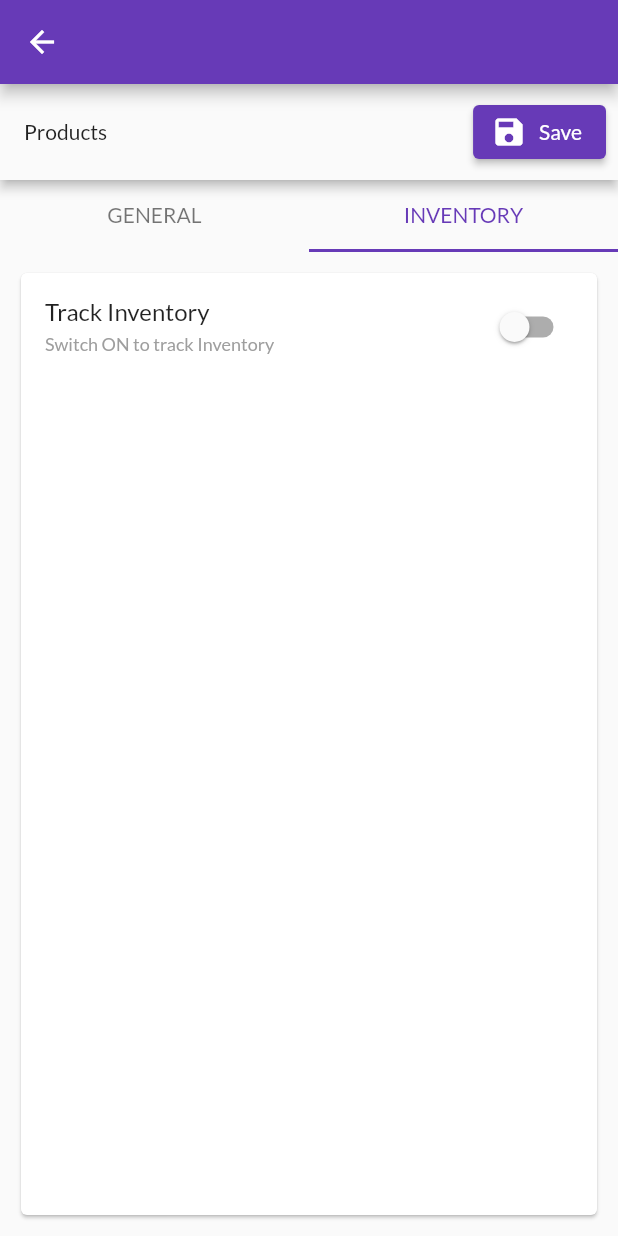
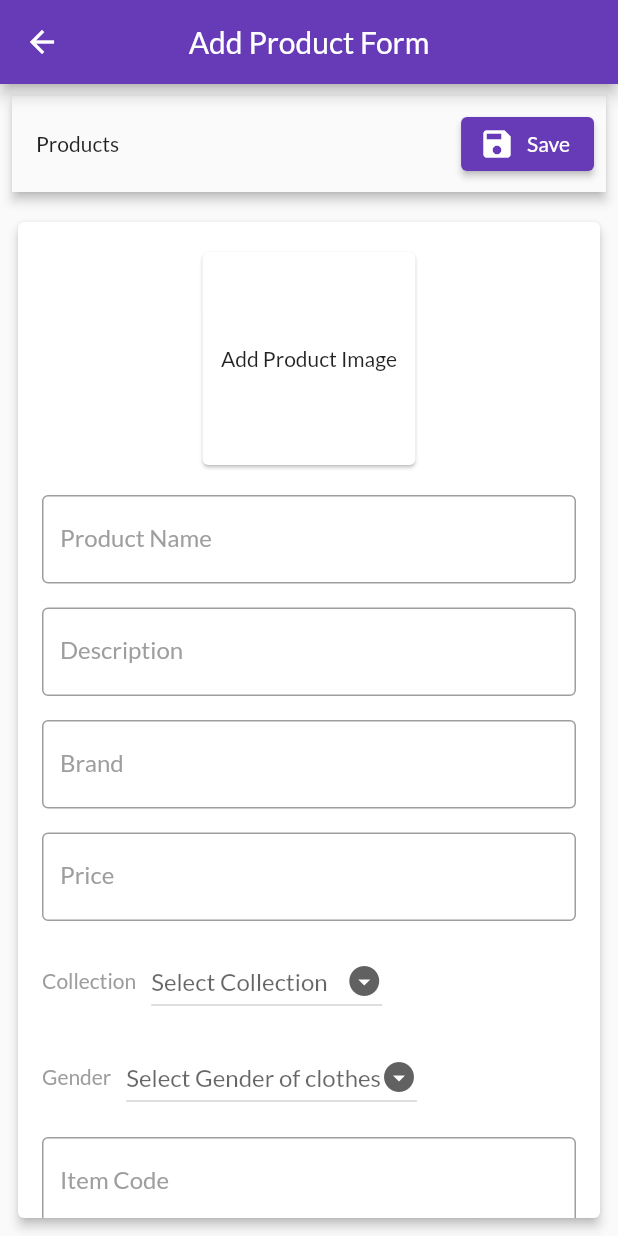
Before and after one commit to kariru-k/pigalukuvendors, a Flutter app: the AddNewProduct screen opened by its route, on a phone screen of 412 x 824 dp. Run offline on Flutter 3.47's test engine with Material 2 defaults, Android fonts, the phone set to English and light mode, and no system bars; our stand-ins replace cloud_firestore, email_validator, firebase_auth, firebase_core, firebase_storage, flutter_slider_drawer and 5 more; accounts and stored records are empty.

Commit message:
Made change to add product form and add upload image functionality

```diff
--- a/lib/screens/add_new_product_screen.dart
+++ b/lib/screens/add_new_product_screen.dart
@@ -18,50 +18,33 @@ class AddNewProduct extends StatefulWidget {
 }
 
 class _AddNewProductState extends State<AddNewProduct> {
-
-
   final _formKey = GlobalKey<FormState>();
-
   final List<String> _collections = [
     "Featured Products",
     "Best Selling",
     "Recently Added"
   ];
-
   final List<String> _genders = [
     "Male",
     "Female",
     "Unisex"
   ];
-
   String? collectiondropdownValue;
   String? genderdropdownValue;
-
-
   final List<MultiSelectItem<ClothSize>> _clothsizes = clothsizes.map((value) => MultiSelectItem<ClothSize>(value, value.size)).toList();
   final List<MultiSelectItem<ShoeSize>> _shoesizes = shoeSizes.map((value) => MultiSelectItem<ShoeSize>(value, value.size.toString())).toList();
   final List<MultiSelectItem<TrouserSize>> _trouserSizes = trouserSizes.map((value) => MultiSelectItem<TrouserSize>(value, value.size.toString())).toList();
-
-
-
   final _categoryTextController = TextEditingController();
   final _subcategoryTextController = TextEditingController();
   File? _image;
   bool _visiblecategory = false;
   bool _visiblesubcategory = false;
-  bool _track = false;
-
   String? productName;
   String? description;
   double? price;
-  double? comparedPrice;
-
-
-
-  @override
-  Widget build(BuildContext context) {
-
-    var provider = Provider.of<ProductProvider>(context);
+  String? itemcode;
+  List sizes = [];
+  final List<TextEditingController> _controllers =  [];
 
   List<MultiSelectItem> getItems(category, subcategory){
     if(category == "Clothes"){
@@ -75,10 +58,73 @@ class _AddNewProductState extends State<AddNewProduct> {
     }
   }
 
-    return DefaultTabController(
-      initialIndex: 1,
-      length: 2,
-      child: Scaffold(
+  Map<String, int> quantities = {};
+
+  void takeNumber(String text, String item) {
+    try {
+      int number = int.parse(text);
+      quantities[item] = number;
+      print(quantities);
+    } on FormatException {}
+  }
+
+  Widget singleFormField(int index, TextEditingController controller){
+
+    var size = sizes[index];
+
+    return Padding(
+      padding: const EdgeInsets.all(8.0),
+      child: Row(
+        children: [
+          Expanded(
+            flex: 1,
+            child: Text(size.size),
+          ),
+          const SizedBox(width: 5,),
+          Expanded(
+            flex: 3,
+            child: TextFormField(
+              controller: controller,
+              validator: (value) {
+                if(value!.isEmpty){
+                  return "Enter a Quantity";
+                }
+                return null;
+              },
+              keyboardType: TextInputType.number,
+              onChanged: (text) {
+                takeNumber(text, size.size);
+              },
+              decoration: const InputDecoration(
+                  labelText: "Quantity",
+                  labelStyle: TextStyle(
+                      color: Colors.grey
+                  ),
+                  focusedBorder: OutlineInputBorder(
+                      borderSide: BorderSide(
+                        color: Colors.grey,
+                      )
+                  ),
+                  enabledBorder: OutlineInputBorder(
+                      borderSide: BorderSide(
+                        color: Colors.grey,
+                      )
+                  )
+              ),
+            ),
+          )
+        ],
+      ),
+    );
+
+  }
+
+  @override
+  Widget build(BuildContext context) {
+
+    var provider = Provider.of<ProductProvider>(context);
+
+    return Scaffold(
       appBar: AppBar(
         leading: IconButton(
             onPressed: (){
@@ -86,12 +132,16 @@ class _AddNewProductState extends State<AddNewProduct> {
             },
             icon: const Icon(Icons.arrow_back_sharp)
         ),
+        title: const Text("Add Product Form"),
+        centerTitle: true,
       ),
       body: Form(
         key: _formKey,
         child: Column(
           children: [
-              Material(
+            Padding(
+              padding: const EdgeInsets.all(8.0),
+              child: Material(
                 elevation: 3,
                 child: Padding(
                   padding: const EdgeInsets.all(8.0),
@@ -103,7 +153,31 @@ class _AddNewProductState extends State<AddNewProduct> {
                         child: Text("Products"),
                       ),
                       ElevatedButton.icon(
-                          onPressed: () {},
+                          onPressed: () {
+                            if (_formKey.currentState!.validate()) {
+                              if(_image != null){
+                                provider.uploadProductImage(_image, productName).then((url){
+                                  if(url != null){
+                                    //Upload product data to firestore
+
+                                  } else {
+                                    //Upload failed
+                                    provider.alertDialog(
+                                        context: context,
+                                        title: "Upload failed",
+                                        content: "Sorry, we couldn't upload the data, please try again"
+                                    );
+                                  }
+                                });
+                              } else {
+                                provider.alertDialog(
+                                  context: context,
+                                  title: "PRODUCT IMAGE",
+                                  content: "Product Image not selected"
+                                );
+                              }
+                            }
+                          },
                           icon: const Icon(Icons.save, color: Colors.white,),
                           label: const Text("Save")
                       )
@@ -111,27 +185,38 @@ class _AddNewProductState extends State<AddNewProduct> {
                   ),
                 ),
               ),
-              TabBar(
-                labelColor: Theme.of(context).primaryColor,
-                indicatorColor: Theme.of(context).primaryColor,
-                unselectedLabelColor: Colors.black54,
-                tabs: const [
-                  Tab(text: "GENERAL",),
-                  Tab(text: "INVENTORY",)
-                ],
             ),
             Expanded(
               child: Padding(
-                  padding: const EdgeInsets.all(10.0),
+                padding: const EdgeInsets.all(8.0),
                 child: Card(
-                    child: TabBarView(
-                      children: [
-                        ListView(
+                  elevation: 3,
+                  child: ListView(
+                    shrinkWrap: true,
                     children: [
                       Padding(
                         padding: const EdgeInsets.all(8.0),
                         child: Column(
                           children: [
+                            Padding(
+                              padding: const EdgeInsets.all(8.0),
+                              child: InkWell(
+                                onTap: () {
+                                  provider.getProductImage().then((image){
+                                    setState(() {
+                                      _image = image;
+                                    });
+                                  });
+                                },
+                                child: SizedBox(
+                                  width: 150,
+                                  height: 150,
+                                  child: Card(
+                                    child: _image == null ? const Center(child: Text("Add Product Image")) : Image.file(_image as File),
+                                  ),
+                                ),
+                              ),
+                            ),
                             Padding(
                               padding: const EdgeInsets.all(8.0),
                               child: TextFormField(
@@ -194,20 +279,23 @@ class _AddNewProductState extends State<AddNewProduct> {
                             ),
                             Padding(
                               padding: const EdgeInsets.all(8.0),
-                                    child: InkWell(
-                                      onTap: () {
-                                        provider.getProductImage().then((image){
-                                          setState(() {
-                                            _image = image;
-                                          });
-                                        });
-                                      },
-                                      child: SizedBox(
-                                        width: 150,
-                                        height: 150,
-                                        child: Card(
-                                          child: _image == null ? const Center(child: Text("Add Product Image")) : Image.file(_image as File),
+                              child: TextFormField(
+                                keyboardType: TextInputType.number,
+                                decoration: const InputDecoration(
+                                    labelText: "Brand",//Price before discount
+                                    labelStyle: TextStyle(
+                                        color: Colors.grey
                                     ),
+                                    focusedBorder: OutlineInputBorder(
+                                        borderSide: BorderSide(
+                                          color: Colors.grey,
+                                        )
+                                    ),
+                                    enabledBorder: OutlineInputBorder(
+                                        borderSide: BorderSide(
+                                          color: Colors.grey,
+                                        )
+                                    )
                                 ),
                               ),
                             ),
@@ -304,6 +392,15 @@ class _AddNewProductState extends State<AddNewProduct> {
                               padding: const EdgeInsets.all(8.0),
                               child: TextFormField(
                                 keyboardType: TextInputType.number,
+                                validator: (value) {
+                                  if(value!.isEmpty){
+                                    return "Enter Item Code";
+                                  }
+                                  setState(() {
+                                    itemcode = value;
+                                  });
+                                  return null;
+                                },
                                 decoration: const InputDecoration(
                                     labelText: "Item Code",//Price before discount
                                     labelStyle: TextStyle(
@@ -335,6 +432,8 @@ class _AddNewProductState extends State<AddNewProduct> {
                                   ),
                                   const SizedBox(width: 10,),
                                   Expanded(
+                                    child: AbsorbPointer(
+                                      absorbing: true,
                                       child: TextFormField(
                                         controller: _categoryTextController,
                                         decoration: const InputDecoration(
@@ -353,6 +452,13 @@ class _AddNewProductState extends State<AddNewProduct> {
                                                   color: Colors.grey,
                                                 )
                                             )
+                                        ),
+                                        validator: (value){
+                                          if(value!.isEmpty){
+                                            return "Select Category Name";
+                                          }
+                                          return null;
+                                        },
                                       ),
                                     ),
                                   ),
@@ -390,6 +496,8 @@ class _AddNewProductState extends State<AddNewProduct> {
                                     ),
                                     const SizedBox(width: 10,),
                                     Expanded(
+                                      child: AbsorbPointer(
+                                        absorbing: true,
                                         child: TextFormField(
                                           controller: _subcategoryTextController,
                                           decoration: const InputDecoration(
@@ -408,6 +516,13 @@ class _AddNewProductState extends State<AddNewProduct> {
                                                     color: Colors.grey,
                                                   )
                                               )
+                                          ),
+                                          validator: (value){
+                                            if(value!.isEmpty){
+                                              return "Select Subcategory Name";
+                                            }
+                                            return null;
+                                          },
                                         ),
                                       ),
                                     ),
@@ -453,99 +568,35 @@ class _AddNewProductState extends State<AddNewProduct> {
                                   ),
                                   validator: (value) {
                                     if (value == null || value.isEmpty) {
-                                            return "Required";
+                                      return "Required Size";
                                     }
                                     return null;
                                   },
-                                        onConfirm: (val) {
-
+                                  onConfirm: (value) {
+                                    setState(() {
+                                      sizes = value;
+                                    });
+                                  },
+                                  onSelectionChanged: (value) {
+                                    setState(() {
+                                      sizes = [];
+                                      sizes = value;
+                                    });
                                   },
                                 ),
                               ),
                             ),
-                                ],
-                              ),
-                            )
-                          ],
-                        ),
-                        SingleChildScrollView(
-                          child: Column(
-                            children: [
-                              SwitchListTile(
-                                title: const Text("Track Inventory"),
-                                subtitle: const Text(
-                                  "Switch ON to track Inventory",
-                                  style: TextStyle(
-                                    color: Colors.grey,
-                                    fontSize: 12
-                                  ),
-                                ),
-                                activeColor: Theme.of(context).primaryColor,
-                                onChanged: (selected) {
-                                  setState(() {
-                                    _track = !_track;
-                                  });
+                            ListView.builder(
+                              shrinkWrap: true,
+                              itemCount: sizes.length,
+                              itemBuilder: (context, index) {
+                                _controllers.add(TextEditingController());
+                                if(sizes.isEmpty){
+                                  return const Text("No Quantities to add");
+                                } else {
+                                  return singleFormField(index, _controllers[index]);
+                                }
                               },
-                                value: _track,
-                              ),
-                              Visibility(
-                                visible: _track,
-                                child: SizedBox(
-                                  height: 300,
-                                  width: double.infinity,
-                                  child: Card(
-                                    elevation: 3,
-                                    child: Padding(
-                                      padding: const EdgeInsets.all(8.0),
-                                      child: Column(
-                                        children: const [
-                                          Padding(
-                                            padding: EdgeInsets.all(8.0),
-                                            child: TextField(
-                                              decoration: InputDecoration(
-                                                  labelText: "Inventory Quantity",
-                                                  labelStyle: TextStyle(
-                                                      color: Colors.grey
-                                                  ),
-                                                  focusedBorder: OutlineInputBorder(
-                                                      borderSide: BorderSide(
-                                                        color: Colors.grey,
-                                                      )
-                                                  ),
-                                                  enabledBorder: OutlineInputBorder(
-                                                      borderSide: BorderSide(
-                                                        color: Colors.grey,
-                                                      )
-                                                  )
-                                              ),
-                                            ),
-                                          ),
-                                          Padding(
-                                            padding: EdgeInsets.all(8.0),
-                                            child: TextField(
-                                              decoration: InputDecoration(
-                                                  labelText: "Inventory Low Stock Quantity",
-                                                  labelStyle: TextStyle(
-                                                      color: Colors.grey
-                                                  ),
-                                                  focusedBorder: OutlineInputBorder(
-                                                      borderSide: BorderSide(
-                                                        color: Colors.grey,
-                                                      )
-                                                  ),
-                                                  enabledBorder: OutlineInputBorder(
-                                                      borderSide: BorderSide(
-                                                        color: Colors.grey,
-                                                      )
-                                                  )
-                                              ),
-                                            ),
-                                          )
-                                        ],
-                                      ),
-                                    ),
-                                  ),
-                                ),
                             )
                           ],
                         ),
@@ -558,7 +609,6 @@ class _AddNewProductState extends State<AddNewProduct> {
           ],
         ),
       ),
-      ),
     );
   }
 }
--- a/lib/sizes/sizes.dart
+++ b/lib/sizes/sizes.dart
@@ -10,7 +10,7 @@ class ClothSize {
 
 class ShoeSize {
   final int id;
-  final int size;
+  final String size;
 
   ShoeSize({
     required this.id,
@@ -20,7 +20,7 @@ class ShoeSize {
 
 class TrouserSize {
   final int id;
-  final int size;
+  final String size;
 
   TrouserSize({
     required this.id,
@@ -38,22 +38,22 @@ List<ClothSize> clothsizes = [
 ];
 
 List<ShoeSize> shoeSizes = [
-  ShoeSize(id: 1, size: 37),
-  ShoeSize(id: 2, size: 38),
-  ShoeSize(id: 3, size: 39),
-  ShoeSize(id: 4, size: 40),
-  ShoeSize(id: 5, size: 41),
-  ShoeSize(id: 6, size: 42),
-  ShoeSize(id: 7, size: 43),
-  ShoeSize(id: 8, size: 44),
-  ShoeSize(id: 9, size: 45),
+  ShoeSize(id: 1, size: "37"),
+  ShoeSize(id: 2, size: "38"),
+  ShoeSize(id: 3, size: "39"),
+  ShoeSize(id: 4, size: "40"),
+  ShoeSize(id: 5, size: "41"),
+  ShoeSize(id: 6, size: "42"),
+  ShoeSize(id: 7, size: "43"),
+  ShoeSize(id: 8, size: "44"),
+  ShoeSize(id: 9, size: "45"),
 ];
 
 List<TrouserSize> trouserSizes = [
-  TrouserSize(id: 1, size: 28),
-  TrouserSize(id: 2, size: 30),
-  TrouserSize(id: 3, size: 32),
-  TrouserSize(id: 4, size: 34),
-  TrouserSize(id: 5, size: 36),
-  TrouserSize(id: 6, size: 38),
+  TrouserSize(id: 1, size: "28"),
+  TrouserSize(id: 2, size: "30"),
+  TrouserSize(id: 3, size: "32"),
+  TrouserSize(id: 4, size: "34"),
+  TrouserSize(id: 5, size: "36"),
+  TrouserSize(id: 6, size: "38"),
 ];
--- a/lib/widgets/drawer_menu_widget.dart
+++ b/lib/widgets/drawer_menu_widget.dart
@@ -2,7 +2,9 @@ import 'package:cloud_firestore/cloud_firestore.dart';
 import 'package:firebase_auth/firebase_auth.dart';
 import 'package:flutter/cupertino.dart';
 import 'package:flutter/material.dart';
+import 'package:pigalukuvendors/providers/products_provider.dart';
 import 'package:pigalukuvendors/widgets/slider_menu_item.dart';
+import 'package:provider/provider.dart';
 
 import 'menu_item_class.dart';
 
@@ -38,6 +40,9 @@ class _SliderViewState extends State<SliderView> {
 
   @override
   Widget build(BuildContext context) {
+    var provider = Provider.of<ProductProvider>(context);
+    provider.getShopName(vendorData != null ? vendorData.data()["shopName"] : "");
+
     return Container(
       color: Colors.white,
       padding: const EdgeInsets.only(top: 30),
```
Also changed, not shown: lib/providers/products_provider.dart (+44 -0 lines). Lines whose indentation alone changed are shown as unchanged.
